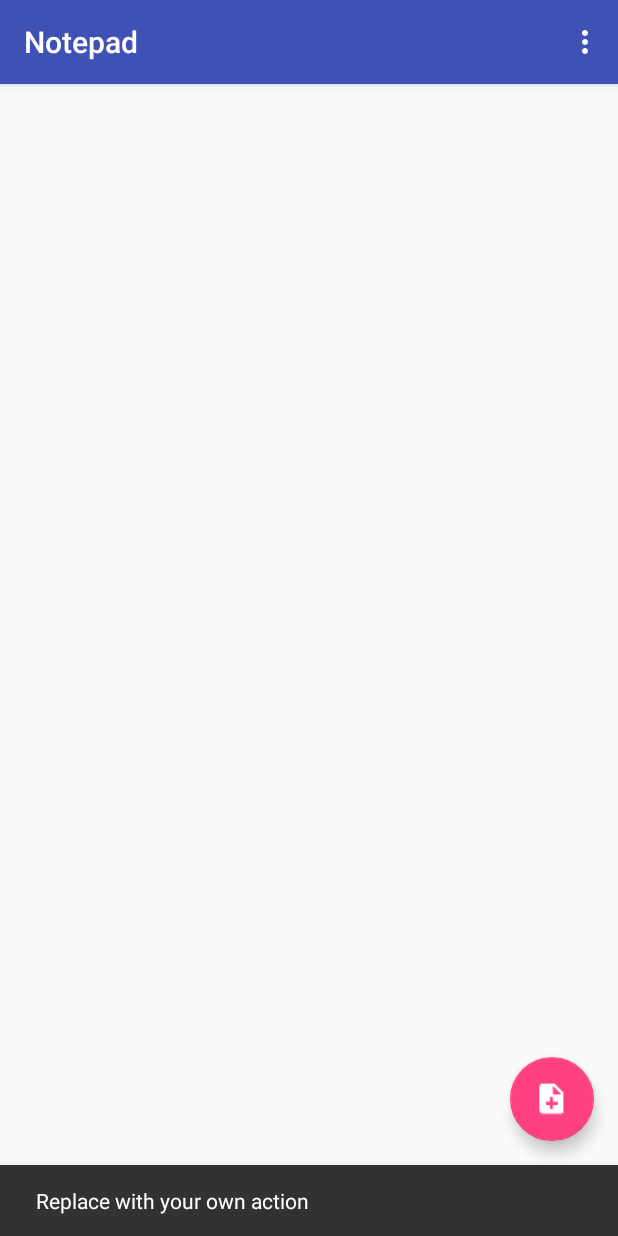
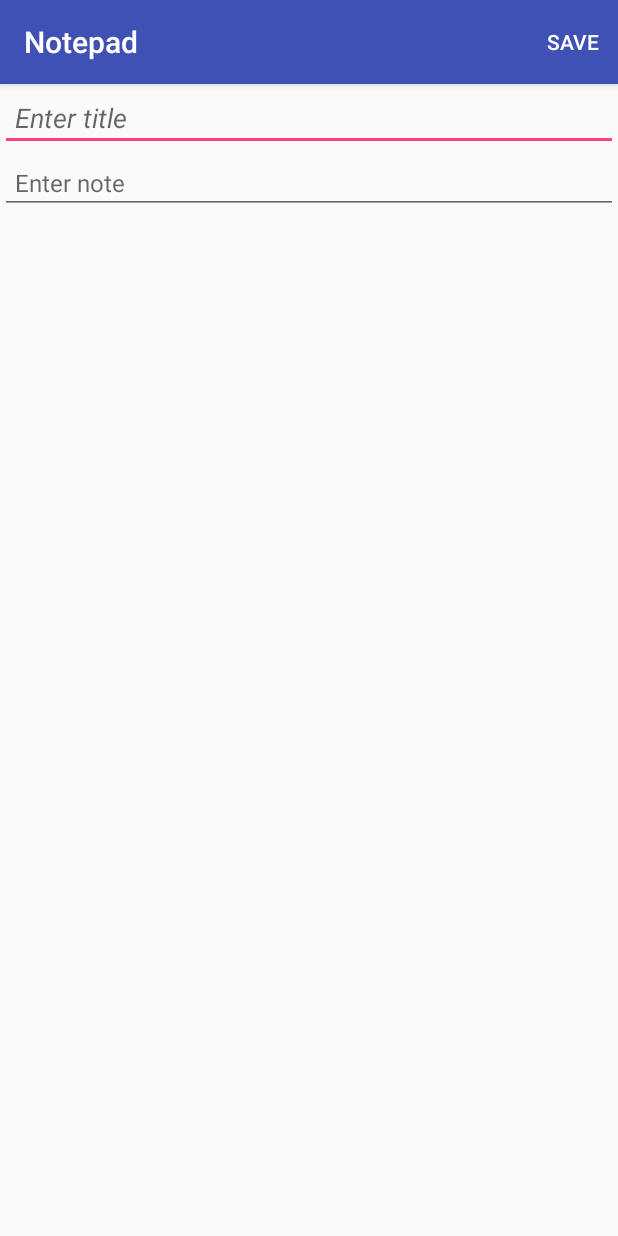
Before and after one commit to alezniki/Notepad-App, an Android app: the screen it shows after launch (MainActivity before the commit, NotesActivity after it), after a tap on an icon or button, on a phone screen of 412 x 824 dp. Run offline under Robolectric (Android 15) with nearby library versions, the phone set to English and light mode, and no system bars; libraries missing offline, so code that uses them is left out: com.j256.ormlite.

Commit message:
Added NotesActivity class

```diff
--- a/app/src/main/AndroidManifest.xml
+++ b/app/src/main/AndroidManifest.xml
@@ -19,6 +19,7 @@
                 <category android:name="android.intent.category.LAUNCHER" />
             </intent-filter>
         </activity>
+        <activity android:name=".activities.NotesActivity"></activity>
     </application>
 
 </manifest>
--- a/app/src/main/java/com/alezniki/notepad/activities/MainActivity.java
+++ b/app/src/main/java/com/alezniki/notepad/activities/MainActivity.java
@@ -1,13 +1,15 @@
 package com.alezniki.notepad.activities;
 
+import android.app.Activity;
+import android.content.Intent;
 import android.os.Bundle;
 import android.support.design.widget.FloatingActionButton;
-import android.support.design.widget.Snackbar;
 import android.support.v7.app.AppCompatActivity;
 import android.support.v7.widget.Toolbar;
-import android.view.View;
 import android.view.Menu;
 import android.view.MenuItem;
+import android.view.View;
+import android.widget.TextView;
 
 import com.alezniki.notepad.R;
 import com.alezniki.notepad.model.DatabaseHelper;
@@ -16,6 +18,11 @@ import com.j256.ormlite.android.apptools.OpenHelperManager;
 public class MainActivity extends AppCompatActivity {
 
     private DatabaseHelper helper = null;
+    public final int REQUEST_DATA_FROM_NOTES_ACTIVITY = 1;
+
+
+    private TextView tvTitle;
+    private TextView tvText;
 
     @Override
     protected void onCreate(Bundle savedInstanceState) {
@@ -24,12 +31,14 @@ public class MainActivity extends AppCompatActivity {
         Toolbar toolbar = (Toolbar) findViewById(R.id.toolbar);
         if (toolbar != null) setSupportActionBar(toolbar);
 
+        tvTitle = (TextView) findViewById(R.id.tv_note_title);
+        tvText = (TextView) findViewById(R.id.tv_note_text);
+
         FloatingActionButton fab = (FloatingActionButton) findViewById(R.id.fab);
         fab.setOnClickListener(new View.OnClickListener() {
             @Override
             public void onClick(View view) {
-                Snackbar.make(view, "Replace with your own action", Snackbar.LENGTH_LONG)
-                        .setAction("Action", null).show();
+                startActivity(new Intent(MainActivity.this,NotesActivity.class));
             }
         });
     }
@@ -54,6 +63,25 @@ public class MainActivity extends AppCompatActivity {
         return super.onOptionsItemSelected(item);
     }
 
+    @Override
+    protected void onActivityResult(int requestCode, int resultCode, Intent data) {
+        super.onActivityResult(requestCode, resultCode, data);
+
+        if (requestCode == REQUEST_DATA_FROM_NOTES_ACTIVITY) {
+
+            if (resultCode == Activity.RESULT_CANCELED){
+                // If there is no input result from the user
+                tvTitle.getText();
+                tvText.getText();
+
+            } else if (resultCode == Activity.RESULT_OK){
+                // If user adds new note
+                String title = data.getStringExtra("note_title");
+                String text = data.getStringExtra("note_text");
+
+            }
+        }
+    }
 
     public DatabaseHelper getDatabaseHelper() {
         if (helper == null) {
--- /dev/null
+++ b/app/src/main/java/com/alezniki/notepad/activities/NotesActivity.java
@@ -0,0 +1,74 @@
+package com.alezniki.notepad.activities;
+
+import android.app.Activity;
+import android.content.Intent;
+import android.os.Bundle;
+import android.support.v7.app.AppCompatActivity;
+import android.support.v7.widget.Toolbar;
+import android.view.Menu;
+import android.view.MenuItem;
+import android.widget.EditText;
+
+import com.alezniki.notepad.R;
+
+public class NotesActivity extends AppCompatActivity {
+
+    private EditText etTitle;
+    private EditText etText;
+
+    @Override
+    protected void onCreate(Bundle savedInstanceState) {
+        super.onCreate(savedInstanceState);
+        setContentView(R.layout.activity_notes);
+        Toolbar toolbar = (Toolbar) findViewById(R.id.toolbar);
+        if (toolbar != null) setSupportActionBar(toolbar);
+
+        etTitle = (EditText) findViewById(R.id.et_save_note_title);
+        etText = (EditText) findViewById(R.id.et_save_note_text);
+    }
+
+    @Override
+    public boolean onCreateOptionsMenu(Menu menu) {
+        // Inflate the menu; this adds items to the action bar if it is present.
+        getMenuInflater().inflate(R.menu.menu_notes, menu);
+        return true;
+    }
+
+    @Override
+    public boolean onOptionsItemSelected(MenuItem item) {
+        // Handle action bar item clicks here.
+        int id = item.getItemId();
+
+        //noinspection SimplifiableIfStatement
+        if (id == R.id.action_save_note) {
+            saveNote();
+            return true;
+        }
+
+        return super.onOptionsItemSelected(item);
+    }
+
+    // Send data about created note back to main activity
+    private void saveNote() {
+        String title = etTitle.getText().toString();
+        String text = etText.getText().toString();
+
+        if (title.trim().isEmpty() || text.trim().isEmpty()) {
+            // If text fields are empty return to main activity
+            Intent intent = new Intent();
+            setResult(Activity.RESULT_CANCELED, intent);
+
+            finish();
+        } else {
+            // Send note data
+            Intent intent = new Intent();
+
+            intent.putExtra("note_title",title);
+            intent.putExtra("note_text",text);
+
+            setResult(Activity.RESULT_OK,intent);
+            finish();
+        }
+    }
+
+}
--- /dev/null
+++ b/app/src/main/res/layout/activity_notes.xml
@@ -0,0 +1,32 @@
+<?xml version="1.0" encoding="utf-8"?>
+<LinearLayout xmlns:android="http://schemas.android.com/apk/res/android"
+    xmlns:tools="http://schemas.android.com/tools"
+    android:orientation="vertical"
+    android:layout_width="match_parent"
+    android:layout_height="match_parent"
+    tools:context="com.alezniki.notepad.activities.NotesActivity">
+
+    <include layout="@layout/toolbar"/>
+
+    <!--Enter Note Title-->
+    <EditText
+        android:id="@+id/et_save_note_title"
+        android:layout_width="match_parent"
+        android:layout_height="wrap_content"
+        android:hint="Enter title"
+        android:textAlignment="textStart"
+        android:textStyle="italic"
+        android:textSize="18sp"
+        android:padding="10dp" />
+
+    <!--Enter Note Text-->
+    <EditText
+        android:id="@+id/et_save_note_text"
+        android:layout_width="match_parent"
+        android:layout_height="wrap_content"
+        android:hint="Enter note"
+        android:textAlignment="textStart"
+        android:textSize="16sp"
+        android:padding="10dp"/>
+
+</LinearLayout>
--- /dev/null
+++ b/app/src/main/res/menu/menu_notes.xml
@@ -0,0 +1,13 @@
+<?xml version="1.0" encoding="utf-8"?>
+<menu xmlns:android="http://schemas.android.com/apk/res/android"
+    xmlns:app="http://schemas.android.com/apk/res-auto"
+
+    xmlns:tools="http://schemas.android.com/tools"
+    tools:context="com.alezniki.notepad.activities.MainActivity">
+
+    <item
+        android:id="@+id/action_save_note"
+        android:orderInCategory="100"
+        android:title="@string/action_save_note"
+        app:showAsAction="ifRoom" />
+</menu>
--- a/app/src/main/res/values/strings.xml
+++ b/app/src/main/res/values/strings.xml
@@ -1,4 +1,5 @@
 <resources>
     <string name="app_name">Notepad</string>
     <string name="action_settings">Settings</string>
+    <string name="action_save_note">Save</string>
 </resources>
```
Also changed, not shown: app/src/main/res/layout/list_items.xml (added, +25 -0 lines).
